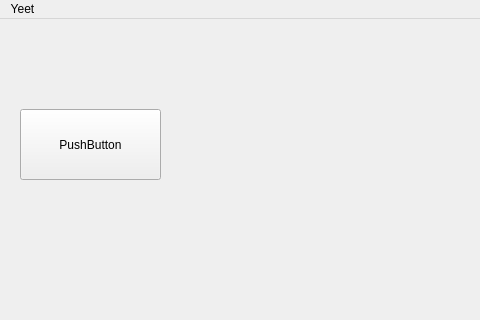
The window that mainwindow.ui (maxlintelo/WeatherStationDesktop) describes before a commit, drawn with Qt 5; both pictures show x 0 to 480 and y 0 to 320 of the 888 by 658 pixel window.
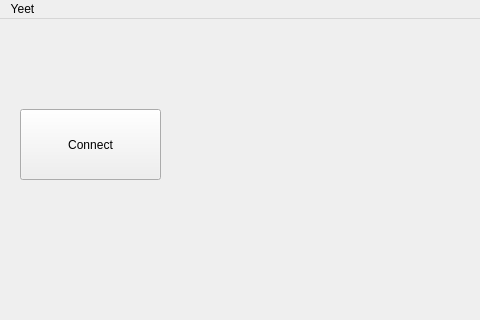
The same window after the commit.

The edit to the form file:
```diff
--- a/mainwindow.ui
+++ b/mainwindow.ui
@@ -24,7 +24,7 @@
      </rect>
     </property>
     <property name="text">
-     <string>PushButton</string>
+     <string>Connect</string>
     </property>
    </widget>
    <widget class="QFrame" name="horizontalFrame">
```
Left out of the diff: 2 changed lines with no effect on the pictures.
